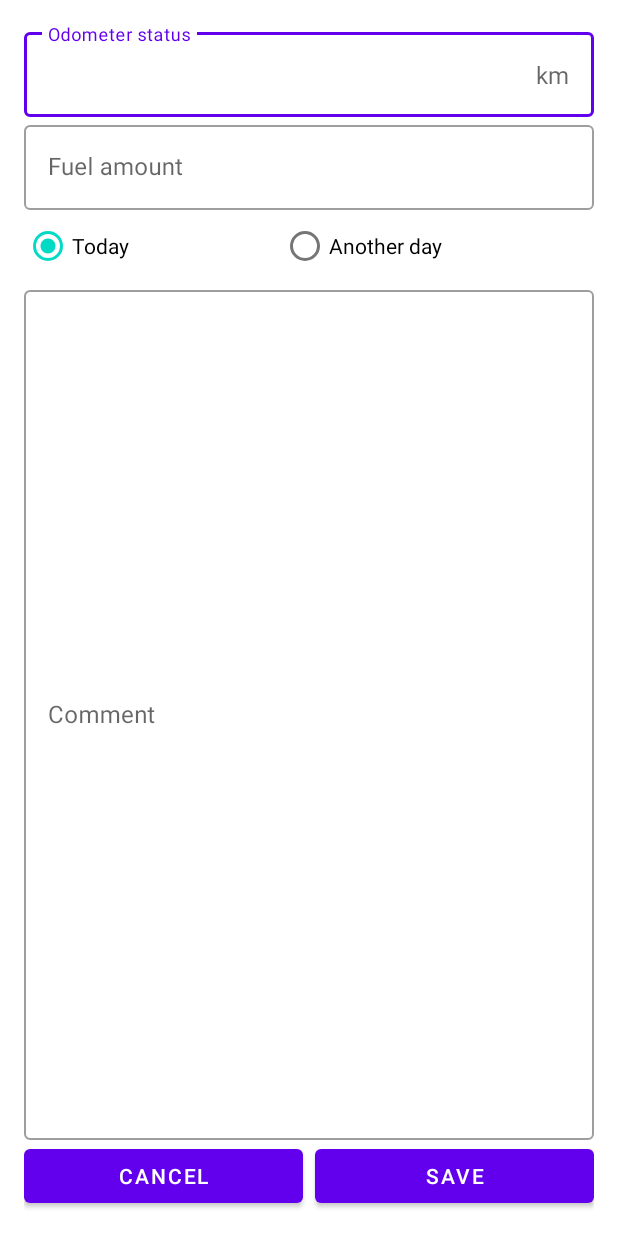
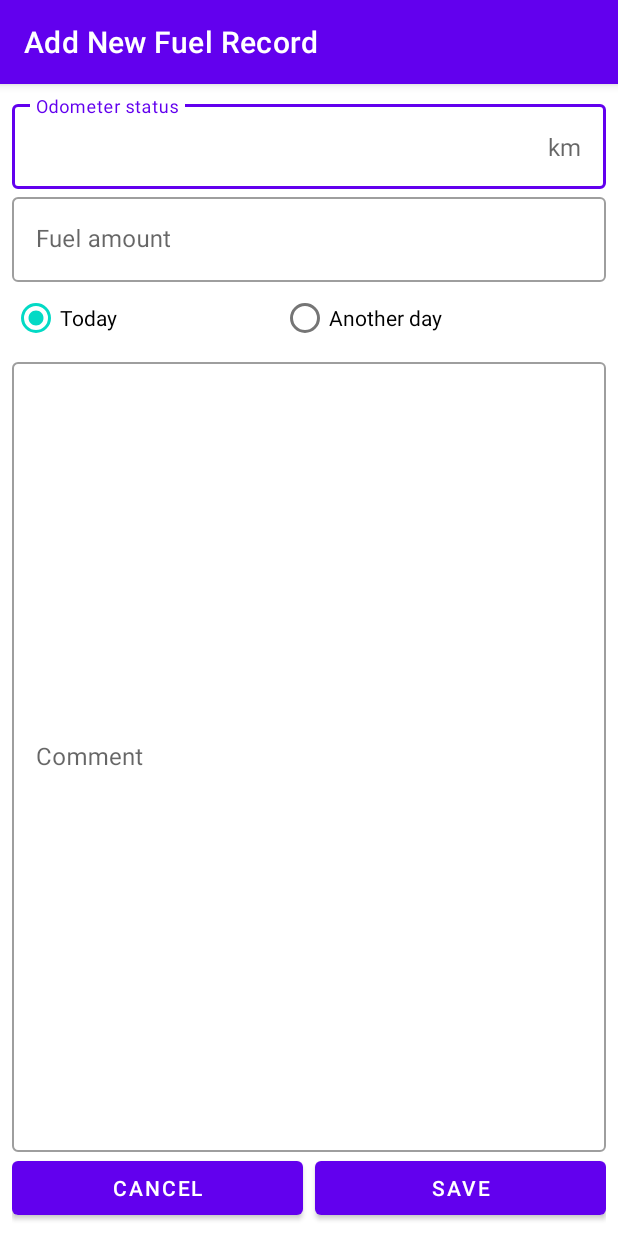
Before and after one commit to honeywhisperer/FuelQInfo, an Android app: the screen it shows after launch (AddActivity), on a phone screen of 412 x 824 dp. Run offline under Robolectric (Android 15) with nearby library versions, the phone set to English and light mode, and no system bars; our stand-ins replace Dagger/Hilt's generated code, Room's generated code.

Commit message:
add database

```diff
--- a/app/src/main/java/hr/trailovic/fuelqinfo/App.kt
+++ b/app/src/main/java/hr/trailovic/fuelqinfo/App.kt
@@ -1,6 +1,8 @@
 package hr.trailovic.fuelqinfo
 
 import android.app.Application
+import dagger.hilt.android.HiltAndroidApp
 
+@HiltAndroidApp
 class App: Application() {
 }
--- /dev/null
+++ b/app/src/main/java/hr/trailovic/fuelqinfo/database/AppDatabase.kt
@@ -0,0 +1,10 @@
+package hr.trailovic.fuelqinfo.database
+
+import androidx.room.Database
+import androidx.room.RoomDatabase
+import hr.trailovic.fuelqinfo.model.FuelRecord
+
+@Database(entities = [FuelRecord::class], version = 1)
+abstract class AppDatabase: RoomDatabase() {
+    abstract fun fuelRecordDao(): FuelRecordDao
+}
--- /dev/null
+++ b/app/src/main/java/hr/trailovic/fuelqinfo/database/FuelRecordDao.kt
@@ -0,0 +1,22 @@
+package hr.trailovic.fuelqinfo.database
+
+import androidx.room.*
+import hr.trailovic.fuelqinfo.model.FuelRecord
+
+@Dao
+interface FuelRecordDao {
+
+    @Insert(onConflict = OnConflictStrategy.REPLACE)
+    suspend fun addFuelRecordSuspended(fuelRecord: FuelRecord)
+
+    @Update(onConflict = OnConflictStrategy.IGNORE)
+    suspend fun updateFuelRecordSuspended(fuelRecord: FuelRecord)
+
+    @Delete
+    suspend fun removeFuelRecordSuspended(fuelRecord: FuelRecord)
+
+    @Query("DELETE FROM FuelRecord")
+    suspend fun removeAllFuelRecords()
+
+    // todo: implement get with Kotlin Flow
+}
--- /dev/null
+++ b/app/src/main/java/hr/trailovic/fuelqinfo/di/AppDatabaseModule.kt
@@ -0,0 +1,23 @@
+package hr.trailovic.fuelqinfo.di
+
+import android.content.Context
+import androidx.room.Room
+import dagger.Module
+import dagger.Provides
+import dagger.hilt.InstallIn
+import dagger.hilt.android.qualifiers.ApplicationContext
+import dagger.hilt.components.SingletonComponent
+import hr.trailovic.fuelqinfo.database.AppDatabase
+import javax.inject.Singleton
+
+@InstallIn(SingletonComponent::class)
+@Module
+object AppDatabaseModule {
+
+    @Singleton
+    @Provides
+    fun provideAppDatabase(@ApplicationContext context: Context): AppDatabase =
+        Room
+            .databaseBuilder(context, AppDatabase::class.java, "fuel-record-app")
+            .build()
+}
--- a/app/src/main/java/hr/trailovic/fuelqinfo/repo/FuelRepository.kt
+++ b/app/src/main/java/hr/trailovic/fuelqinfo/repo/FuelRepository.kt
@@ -1,4 +1,28 @@
 package hr.trailovic.fuelqinfo.repo
 
-class FuelRepository {
+import hr.trailovic.fuelqinfo.database.AppDatabase
+import hr.trailovic.fuelqinfo.model.FuelRecord
+import javax.inject.Inject
+
+class FuelRepository @Inject constructor(
+    appDatabase: AppDatabase
+) {
+    private val fuelRecordDao = appDatabase.fuelRecordDao()
+
+    suspend fun addFuelRecordSuspended(fuelRecord: FuelRecord){
+        fuelRecordDao.addFuelRecordSuspended(fuelRecord)
+    }
+
+    suspend fun updateFuelRecordSuspended(fuelRecord: FuelRecord){
+        fuelRecordDao.updateFuelRecordSuspended(fuelRecord)
+    }
+
+    suspend fun removeFuelRecordSuspended(fuelRecord: FuelRecord){
+        fuelRecordDao.removeFuelRecordSuspended(fuelRecord)
+    }
+
+    suspend fun removeAllFuelRecords(){
+        fuelRecordDao.removeAllFuelRecords()
+    }
+
 }
--- a/app/src/main/java/hr/trailovic/fuelqinfo/view/add/AddActivity.kt
+++ b/app/src/main/java/hr/trailovic/fuelqinfo/view/add/AddActivity.kt
@@ -1,26 +1,37 @@
 package hr.trailovic.fuelqinfo.view.add
 
+import android.content.Context
+import android.content.Intent
 import android.view.View
 import androidx.activity.viewModels
 import com.google.android.material.datepicker.MaterialDatePicker
 import com.google.android.material.textfield.TextInputLayout
+import dagger.hilt.android.AndroidEntryPoint
 import hr.trailovic.fuelqinfo.databinding.ActivityAddBinding
 import hr.trailovic.fuelqinfo.flashMessage
 import hr.trailovic.fuelqinfo.model.DateOption
+import hr.trailovic.fuelqinfo.model.FuelRecord
 import hr.trailovic.fuelqinfo.toDateString
 import hr.trailovic.fuelqinfo.viewmodel.AddViewModel
 import hr.trailovic.weatherqinfo.base.BaseActivity
 
-private const val TAG = "AddActivity:::"
-
+@AndroidEntryPoint
 class AddActivity : BaseActivity<ActivityAddBinding>() {
 
     private val viewModel: AddViewModel by viewModels()
     private lateinit var datePicker: MaterialDatePicker<Long>
+    private var toBeEdited: FuelRecord? = null
 
 
     override fun getBinding(): ActivityAddBinding {
         return ActivityAddBinding.inflate(layoutInflater)
+    }
+
+    override fun onStart() {
+        super.onStart()
+        intent?.let {
+            toBeEdited = it.getParcelableExtra(ARG_EDIT_FUEL_RECORD)
+        }
     }
 
     override fun setup() {
@@ -36,53 +47,74 @@ class AddActivity : BaseActivity<ActivityAddBinding>() {
             .Builder
             .datePicker()
             .setTitleText("Select date")
-            .setSelection(viewModel.payPick.value?.second)
+            .setSelection(viewModel.dayPick.value?.second)
             .build()
     }
 
     private fun setView() {
-        viewModel.payPick.observe(this) { dateOptionAndDate ->
+        binding.topAppBar.title = if (toBeEdited != null)
+            "Edit Fuel Record"
+        else
+            "Add New Fuel Record"
+
+        viewModel.dayPick.observe(this) { dateOptionAndDate ->
             when (dateOptionAndDate.first) {
                 DateOption.TODAY -> {
-                    binding.tilDate.visibility = View.GONE
+                    binding.layoutAddInputFields.tilDate.visibility = View.GONE
                 }
                 DateOption.ANOTHER_DAY -> {
-                    binding.tilDate.visibility = View.VISIBLE
-                    binding.tilDate.editText?.setText(dateOptionAndDate.second.toDateString())
+                    binding.layoutAddInputFields.tilDate.visibility = View.VISIBLE
+                    binding.layoutAddInputFields.tilDate.editText?.setText(dateOptionAndDate.second.toDateString())
                 }
             }
         }
     }
 
     private fun setListeners() {
-        binding.btnSave.setOnClickListener {
-            val isOdometerInputOk = isInputPositiveNumber(binding.tilOdometerStatus)
-            val isFuelInputOk = isInputPositiveNumber(binding.tilLiters)
+        binding.layoutAddInputFields.btnSave.setOnClickListener {
+            val isOdometerInputOk =
+                isInputPositiveNumber(binding.layoutAddInputFields.tilOdometerStatus)
+            val isFuelInputOk = isInputPositiveNumber(binding.layoutAddInputFields.tilLiters)
             if (isOdometerInputOk && isFuelInputOk) {
-                testInputTemp() //temp - remove
-                //todo: save data to db via view model
+//                testInputTemp() //temp - remove
+
+                with(binding.layoutAddInputFields) {
+                    val odometer = tilOdometerStatus.editText?.text.toString().toInt()
+                    val liters = tilLiters.editText?.text.toString().toDouble()
+//                    val date = viewModel.payPick.value?.second ?: 0
+                    val comment = tilComment.editText?.text.toString()
+
+                    toBeEdited?.let {
+                        viewModel.updateFuelRecordData(it, odometer, liters, comment)
+                    } ?: viewModel.saveFuelRecordData(odometer, liters, comment)
+                }
             }
             //todo: return to MainActivity
         }
 
-        binding.btnCancel.setOnClickListener {
+        binding.layoutAddInputFields.btnCancel.setOnClickListener {
             //todo: return to MainActivity
         }
 
-        binding.rgDate.setOnCheckedChangeListener { _, _ ->
-            if (binding.rbToday.isChecked) {
+        binding.layoutAddInputFields.btnCancel.setOnLongClickListener {
+            viewModel.removeAllFuelRecords()
+            true
+        }
+
+        binding.layoutAddInputFields.rgDate.setOnCheckedChangeListener { _, _ ->
+            if (binding.layoutAddInputFields.rbToday.isChecked) {
                 viewModel.setDayPickToday()
             } else {
                 viewModel.setDayPickAnotherDay()
             }
         }
 
-        binding.tilDate.setEndIconOnClickListener {
+        binding.layoutAddInputFields.tilDate.setEndIconOnClickListener {
             datePicker.show(supportFragmentManager, TAG)
         }
 
         datePicker.addOnPositiveButtonClickListener {
-            binding.tilDate.editText?.setText(it.toDateString())
+            binding.layoutAddInputFields.tilDate.editText?.setText(it.toDateString())
             viewModel.setDayPickAnotherDay(it)
         }
     }
@@ -109,11 +141,22 @@ class AddActivity : BaseActivity<ActivityAddBinding>() {
 
     private fun testInputTemp() {
         val bs = StringBuilder()
-        bs.appendLine(binding.tilOdometerStatus.editText?.text.toString())
-        bs.appendLine(binding.tilLiters.editText?.text.toString())
-        bs.appendLine(viewModel.payPick.value?.second?.toDateString())
-        bs.appendLine(binding.tilComment.editText?.text.toString())
+        bs.appendLine(binding.layoutAddInputFields.tilOdometerStatus.editText?.text.toString())
+        bs.appendLine(binding.layoutAddInputFields.tilLiters.editText?.text.toString())
+        bs.appendLine(viewModel.dayPick.value?.second?.toDateString())
+        bs.appendLine(binding.layoutAddInputFields.tilComment.editText?.text.toString())
         flashMessage(this, bs.toString())
     }
 
+    companion object {
+        private const val TAG = "AddActivity:::"
+        private const val ARG_EDIT_FUEL_RECORD = "22121"
+        fun createIntent(context: Context, fuelRecord: FuelRecord?) =
+            Intent(context, AddActivity::class.java).apply {
+                fuelRecord?.let {
+                    putExtra(ARG_EDIT_FUEL_RECORD, it)
+                }
+            }
+    }
+
 }
--- a/app/src/main/java/hr/trailovic/fuelqinfo/view/main/MainActivity.kt
+++ b/app/src/main/java/hr/trailovic/fuelqinfo/view/main/MainActivity.kt
@@ -1,8 +1,10 @@
 package hr.trailovic.fuelqinfo.view.main
 
+import dagger.hilt.android.AndroidEntryPoint
 import hr.trailovic.fuelqinfo.databinding.ActivityMainBinding
 import hr.trailovic.weatherqinfo.base.BaseActivity
 
+@AndroidEntryPoint
 class MainActivity : BaseActivity<ActivityMainBinding>() {
     override fun getBinding(): ActivityMainBinding {
         return ActivityMainBinding.inflate(layoutInflater)
--- a/app/src/main/java/hr/trailovic/fuelqinfo/viewmodel/AddViewModel.kt
+++ b/app/src/main/java/hr/trailovic/fuelqinfo/viewmodel/AddViewModel.kt
@@ -3,12 +3,22 @@ package hr.trailovic.fuelqinfo.viewmodel
 import androidx.lifecycle.LiveData
 import androidx.lifecycle.MutableLiveData
 import androidx.lifecycle.ViewModel
+import androidx.lifecycle.viewModelScope
+import dagger.hilt.android.lifecycle.HiltViewModel
 import hr.trailovic.fuelqinfo.model.DateOption
+import hr.trailovic.fuelqinfo.model.FuelRecord
+import hr.trailovic.fuelqinfo.repo.FuelRepository
+import kotlinx.coroutines.launch
 import java.util.*
+import javax.inject.Inject
 
-class AddViewModel : ViewModel() {
+@HiltViewModel
+class AddViewModel @Inject constructor(
+    private val repo: FuelRepository,
+) : ViewModel() {
+
     private val _dayPick = MutableLiveData<Pair<DateOption, Long>>() // date option + date
-    val payPick: LiveData<Pair<DateOption, Long>> = _dayPick
+    val dayPick: LiveData<Pair<DateOption, Long>> = _dayPick
 
     init {
         setDayPickToday()
@@ -28,4 +38,34 @@ class AddViewModel : ViewModel() {
         }
         _dayPick.postValue(Pair(DateOption.ANOTHER_DAY, calendar.timeInMillis))
     }
+
+    fun saveFuelRecordData(odometer: Int, liters: Double, comment: String?) {
+        viewModelScope.launch {
+            val fuelRecord = FuelRecord(odometer, liters, dayPick.value?.second ?: 0, comment) //todo: lift check before the function call
+            repo.addFuelRecordSuspended(fuelRecord)
+        }
+    }
+
+    fun updateFuelRecordData(
+        fuelRecord: FuelRecord,
+        odometer: Int,
+        liters: Double,
+        comment: String?
+    ) {
+        viewModelScope.launch {
+            val updatedFuelRecord = fuelRecord.copy(
+                odometer = odometer,
+                liters = liters,
+                date = dayPick.value?.second ?: 0, //todo: lift this check before the function call
+                comment = comment
+            )
+            repo.updateFuelRecordSuspended(updatedFuelRecord)
+        }
+    }
+
+    fun removeAllFuelRecords() {
+        viewModelScope.launch {
+            repo.removeAllFuelRecords()
+        }
+    }
 }
--- a/app/src/main/java/hr/trailovic/fuelqinfo/viewmodel/FuelViewModel.kt
+++ b/app/src/main/java/hr/trailovic/fuelqinfo/viewmodel/FuelViewModel.kt
@@ -1,6 +1,9 @@
 package hr.trailovic.fuelqinfo.viewmodel
 
 import androidx.lifecycle.ViewModel
+import dagger.hilt.android.lifecycle.HiltViewModel
+import javax.inject.Inject
 
-class FuelViewModel: ViewModel() {
+@HiltViewModel
+class FuelViewModel @Inject constructor(): ViewModel() {
 }
--- a/app/src/main/res/layout/activity_add.xml
+++ b/app/src/main/res/layout/activity_add.xml
@@ -4,118 +4,29 @@
     xmlns:tools="http://schemas.android.com/tools"
     android:layout_width="match_parent"
     android:layout_height="match_parent"
-    android:padding="16dp"
     tools:context=".view.add.AddActivity">
 
-    <com.google.android.material.textfield.TextInputLayout
-        android:id="@+id/tilOdometerStatus"
-        style="@style/Widget.MaterialComponents.TextInputLayout.OutlinedBox"
+    <com.google.android.material.appbar.AppBarLayout
+        android:id="@+id/appBarLayout"
         android:layout_width="match_parent"
-        android:layout_height="wrap_content"
-        android:hint="@string/odometer_status"
-        app:layout_constraintBottom_toTopOf="@id/tilLiters"
-        app:layout_constraintTop_toTopOf="parent"
-        app:suffixText="km">
+        android:layout_height="?actionBarSize"
+        app:layout_constraintTop_toTopOf="parent">
 
-        <com.google.android.material.textfield.TextInputEditText
+        <com.google.android.material.appbar.MaterialToolbar
+            android:id="@+id/topAppBar"
+            style="@style/Widget.MaterialComponents.Toolbar.Primary"
             android:layout_width="match_parent"
-            android:layout_height="wrap_content"
-            android:inputType="number" />
+            android:layout_height="wrap_content" />
 
-    </com.google.android.material.textfield.TextInputLayout>
+    </com.google.android.material.appbar.AppBarLayout>
 
-    <com.google.android.material.textfield.TextInputLayout
-        android:id="@+id/tilLiters"
-        style="@style/Widget.MaterialComponents.TextInputLayout.OutlinedBox"
-        android:layout_width="match_parent"
-        android:layout_height="wrap_content"
-        android:hint="@string/fuel_amount"
-        app:layout_constraintTop_toBottomOf="@id/tilOdometerStatus"
-        app:suffixText="liters">
-
-        <com.google.android.material.textfield.TextInputEditText
-            android:layout_width="match_parent"
-            android:layout_height="wrap_content"
-            android:inputType="numberDecimal" />
-
-    </com.google.android.material.textfield.TextInputLayout>
-
-    <RadioGroup
-        android:id="@+id/rgDate"
-        android:layout_width="match_parent"
-        android:layout_height="wrap_content"
-        android:checkedButton="@id/rbToday"
-        android:orientation="horizontal"
-        android:weightSum="2"
-        app:layout_constraintTop_toBottomOf="@id/tilLiters">
-
-        <RadioButton
-            android:id="@+id/rbToday"
-            android:layout_width="wrap_content"
-            android:layout_height="wrap_content"
-            android:layout_weight="1"
-            android:text="@string/today" />
-
-        <RadioButton
-            android:id="@+id/rbAnotherDay"
-            android:layout_width="wrap_content"
-            android:layout_height="wrap_content"
-            android:layout_weight="1"
-            android:text="@string/another_day" />
-    </RadioGroup>
-
-    <com.google.android.material.textfield.TextInputLayout
-        android:id="@+id/tilDate"
-        style="@style/Widget.MaterialComponents.TextInputLayout.OutlinedBox"
-        android:layout_width="match_parent"
-        android:layout_height="wrap_content"
-        android:hint="@string/date_of_refueling"
-        app:endIconDrawable="@drawable/ic_calendar"
-        app:endIconMode="custom"
-        app:endIconContentDescription="@string/pick_the_date_of_refueling"
-        app:layout_constraintTop_toBottomOf="@id/rgDate">
-
-        <com.google.android.material.textfield.TextInputEditText
-            android:layout_width="match_parent"
-            android:enabled="false"
-            android:layout_height="wrap_content"
-            android:inputType="date" />
-
-    </com.google.android.material.textfield.TextInputLayout>
-
-    <com.google.android.material.textfield.TextInputLayout
+    <include
+        android:id="@+id/layoutAddInputFields"
+        layout="@layout/layout_add_fields"
         android:layout_width="match_parent"
         android:layout_height="0dp"
-        app:layout_constraintTop_toBottomOf="@id/tilDate"
-        app:layout_constraintBottom_toTopOf="@id/btnSave"
-        android:hint="@string/comment"
-        style="@style/Widget.MaterialComponents.TextInputLayout.OutlinedBox"
-        android:id="@+id/tilComment">
-
-        <com.google.android.material.textfield.TextInputEditText
-            android:layout_width="match_parent"
-            android:layout_height="match_parent"
-            android:inputType="textMultiLine"/>
-
-    </com.google.android.material.textfield.TextInputLayout>
-
-    <Button
-        android:id="@+id/btnCancel"
-        android:layout_width="0dp"
-        android:layout_height="wrap_content"
-        android:layout_marginEnd="8dp"
-        android:text="@string/cancel"
+        android:layout_margin="8dp"
         app:layout_constraintBottom_toBottomOf="parent"
-        app:layout_constraintEnd_toStartOf="@id/btnSave"
-        app:layout_constraintStart_toStartOf="parent" />
-
-    <Button
-        android:id="@+id/btnSave"
-        android:layout_width="0dp"
-        android:layout_height="wrap_content"
-        android:text="@string/save"
-        app:layout_constraintBottom_toBottomOf="parent"
-        app:layout_constraintEnd_toEndOf="parent"
-        app:layout_constraintStart_toEndOf="@id/btnCancel" />
+        app:layout_constraintTop_toBottomOf="@id/appBarLayout" />
 
 </androidx.constraintlayout.widget.ConstraintLayout>
--- /dev/null
+++ b/app/src/main/res/layout/layout_add_fields.xml
@@ -0,0 +1,119 @@
+<?xml version="1.0" encoding="utf-8"?>
+<androidx.constraintlayout.widget.ConstraintLayout xmlns:android="http://schemas.android.com/apk/res/android"
+    android:layout_width="match_parent"
+    android:layout_height="match_parent"
+    android:id="@+id/layoutAddFields"
+    xmlns:app="http://schemas.android.com/apk/res-auto">
+
+    <com.google.android.material.textfield.TextInputLayout
+        android:id="@+id/tilOdometerStatus"
+        style="@style/Widget.MaterialComponents.TextInputLayout.OutlinedBox"
+        android:layout_width="match_parent"
+        android:layout_height="wrap_content"
+        android:hint="@string/odometer_status"
+        app:layout_constraintBottom_toTopOf="@id/tilLiters"
+        app:layout_constraintTop_toTopOf="parent"
+        app:suffixText="km">
+
+        <com.google.android.material.textfield.TextInputEditText
+            android:layout_width="match_parent"
+            android:layout_height="wrap_content"
+            android:inputType="number" />
+
+    </com.google.android.material.textfield.TextInputLayout>
+
+    <com.google.android.material.textfield.TextInputLayout
+        android:id="@+id/tilLiters"
+        style="@style/Widget.MaterialComponents.TextInputLayout.OutlinedBox"
+        android:layout_width="match_parent"
+        android:layout_height="wrap_content"
+        android:hint="@string/fuel_amount"
+        app:layout_constraintTop_toBottomOf="@id/tilOdometerStatus"
+        app:suffixText="liters">
+
+        <com.google.android.material.textfield.TextInputEditText
+            android:layout_width="match_parent"
+            android:layout_height="wrap_content"
+            android:inputType="numberDecimal" />
+
+    </com.google.android.material.textfield.TextInputLayout>
+
+    <RadioGroup
+        android:id="@+id/rgDate"
+        android:layout_width="match_parent"
+        android:layout_height="wrap_content"
+        android:checkedButton="@id/rbToday"
+        android:orientation="horizontal"
+        android:weightSum="2"
+        app:layout_constraintTop_toBottomOf="@id/tilLiters">
+
+        <RadioButton
+            android:id="@+id/rbToday"
+            android:layout_width="wrap_content"
+            android:layout_height="wrap_content"
+            android:layout_weight="1"
+            android:text="@string/today" />
+
+        <RadioButton
+            android:id="@+id/rbAnotherDay"
+            android:layout_width="wrap_content"
+            android:layout_height="wrap_content"
+            android:layout_weight="1"
+            android:text="@string/another_day" />
+    </RadioGroup>
+
+    <com.google.android.material.textfield.TextInputLayout
+        android:id="@+id/tilDate"
+        style="@style/Widget.MaterialComponents.TextInputLayout.OutlinedBox"
+        android:layout_width="match_parent"
+        android:layout_height="wrap_content"
+        android:hint="@string/date_of_refueling"
+        app:endIconContentDescription="@string/pick_the_date_of_refueling"
+        app:endIconDrawable="@drawable/ic_calendar"
+        app:endIconMode="custom"
+        app:layout_constraintTop_toBottomOf="@id/rgDate">
+
+        <com.google.android.material.textfield.TextInputEditText
+            android:layout_width="match_parent"
+            android:layout_height="wrap_content"
+            android:enabled="false"
+            android:inputType="date" />
+
+    </com.google.android.material.textfield.TextInputLayout>
+
+    <com.google.android.material.textfield.TextInputLayout
+        android:id="@+id/tilComment"
+        style="@style/Widget.MaterialComponents.TextInputLayout.OutlinedBox"
+        android:layout_width="match_parent"
+        android:layout_height="0dp"
+        android:hint="@string/comment"
+        app:layout_constraintBottom_toTopOf="@id/btnSave"
+        app:layout_constraintTop_toBottomOf="@id/tilDate">
+
+        <com.google.android.material.textfield.TextInputEditText
+            android:layout_width="match_parent"
+            android:layout_height="match_parent"
+            android:inputType="textMultiLine" />
+
+    </com.google.android.material.textfield.TextInputLayout>
+
+    <Button
+        android:id="@+id/btnCancel"
+        android:layout_width="0dp"
+        android:layout_height="wrap_content"
+        android:layout_marginEnd="8dp"
+        android:text="@string/cancel"
+        app:layout_constraintBottom_toBottomOf="parent"
+        app:layout_constraintEnd_toStartOf="@id/btnSave"
+        app:layout_constraintStart_toStartOf="parent" />
+
+    <Button
+        android:id="@+id/btnSave"
+        android:layout_width="0dp"
+        android:layout_height="wrap_content"
+        android:text="@string/save"
+        app:layout_constraintBottom_toBottomOf="parent"
+        app:layout_constraintEnd_toEndOf="parent"
+        app:layout_constraintStart_toEndOf="@id/btnCancel" />
+
+</androidx.constraintlayout.widget.ConstraintLayout>
```
Also changed, not shown: app/src/main/java/hr/trailovic/fuelqinfo/model/FuelRecord.kt (+13 -6 lines).
